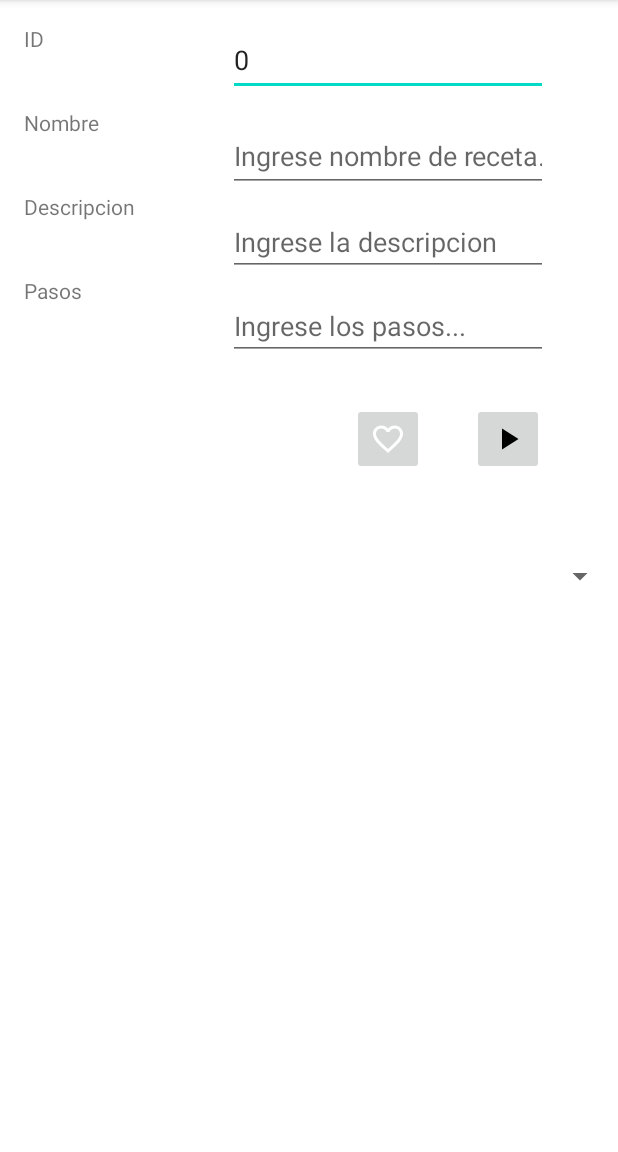
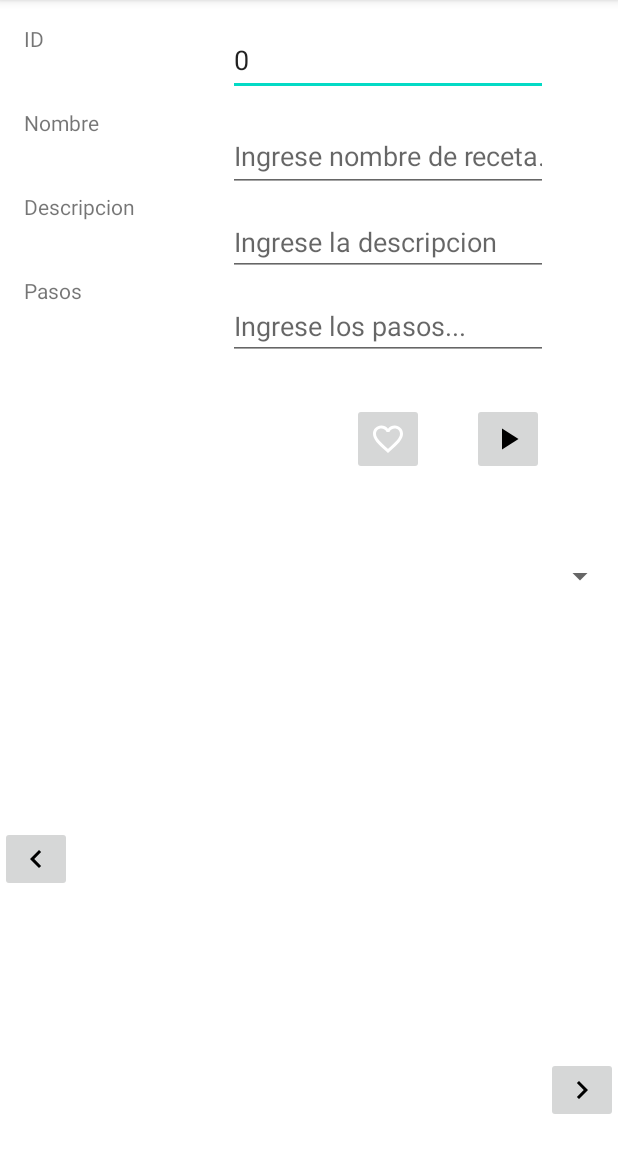
Before and after one commit to gd19016/RecipeSV, an Android app: the fragment VerRecetaFragment shown on its own in the app's theme, on a phone screen of 412 x 824 dp, the part 84-1236 px from its top. Run offline under Robolectric (Android 15) with nearby library versions, the phone set to English and light mode, and no system bars.

Commit message:
Visualización individual de pasos de una receta

```diff
--- a/app/src/main/java/sv/edu/ues/fia/eisi/recipesv/ui/inicio/VerRecetaFragment.kt
+++ b/app/src/main/java/sv/edu/ues/fia/eisi/recipesv/ui/inicio/VerRecetaFragment.kt
@@ -14,20 +14,18 @@ import androidx.lifecycle.ViewModelProvider
 import sv.edu.ues.fia.eisi.recipesv.R
 import sv.edu.ues.fia.eisi.recipesv.RegistroRecetaApplication
 import sv.edu.ues.fia.eisi.recipesv.db.FavoritoEntity
-import sv.edu.ues.fia.eisi.recipesv.ui.receta.RecetaViewModel
-import sv.edu.ues.fia.eisi.recipesv.ui.receta.RecetaViewModelFactory
 
 
 class VerRecetaFragment : Fragment() {
-    private lateinit var viewModel: RecetaViewModel
+    private lateinit var viewModel: InicioViewModel
     override fun onCreateView(
         inflater: LayoutInflater, container: ViewGroup?,
         savedInstanceState: Bundle?
     ): View? {
         val application = activity?.application as RegistroRecetaApplication
         viewModel = ViewModelProvider(requireActivity(),
-            RecetaViewModelFactory(application.repository)
-        ).get(RecetaViewModel::class.java)
+            InicioViewModelFactory(application.repository)
+        ).get(InicioViewModel::class.java)
         return inflater.inflate(R.layout.fragment_ver_receta, container, false)
     }
     override fun onViewCreated(view: View, savedInstanceState: Bundle?) {
@@ -37,16 +35,49 @@ class VerRecetaFragment : Fragment() {
         val iniciarButton: ImageButton = view.findViewById(R.id.btn_iniciar_conteo)
         val viewVimer: TextView = view.findViewById(R.id.view_timer)
 
+        val anteriorButton: ImageButton = view.findViewById(R.id.btn_anterior)
+        val siguienteButton: ImageButton = view.findViewById(R.id.btn_siguiente)
+
+        val tituloPaso: TextView = view.findViewById(R.id.titulo_paso)
+        val descripcionPaso: TextView = view.findViewById(R.id.descripcion_paso)
+
+        var pasosReceta: List<String>? = null
+
+        var numPasoActual: Int = 0
+        var numPasosTotales: Int = 0
+
         val receta = viewModel.recetaActual
 
         if (receta != null) {
             idReceta.isEnabled = false
             idReceta.setText(receta.idReceta.toString())
             nombre.setText(receta.nombre)
+
+            pasosReceta = receta.pasos.lines()
+
+
         } else {
             idReceta.setText("0")
             nombre.setText("")
         }
+
+        //pasosReceta.removeAll(listOf("", null))
+
+        val pasosDepurados: List<String>? = pasosReceta?.filter { !it.isNullOrEmpty() }?.toList()
+
+        /*if (pasosReceta.isNullOrEmpty()) {
+            pasosReceta.forEach {
+                pasosDepurados
+            }
+        }*/
+
+        if (pasosDepurados != null) {
+            numPasosTotales = pasosDepurados.size
+        } else {
+            numPasosTotales = 0
+            numPasoActual = 0
+        }
+
         val application = activity?.application as RegistroRecetaApplication
         val viewModelSpinner: InicioViewModel = ViewModelProvider(requireActivity(),
             InicioViewModelFactory(application.repository)
@@ -62,6 +93,44 @@ class VerRecetaFragment : Fragment() {
             spinnerArrayAdapter.setDropDownViewResource(android.R.layout.simple_spinner_dropdown_item) // The drop down view
 
             spinner.adapter = spinnerArrayAdapter
+        }
+
+        anteriorButton.setOnClickListener{
+            if (numPasosTotales == 0) {
+                Toast.makeText(requireContext(), "No hay pasos para la receta.", Toast.LENGTH_LONG).show()
+                return@setOnClickListener
+            }
+
+            if (numPasoActual == 1) {
+                Toast.makeText(requireContext(), "No hay pasos previos.", Toast.LENGTH_LONG).show()
+                return@setOnClickListener
+            }
+
+            numPasoActual -= 1
+
+            val indicePaso = numPasoActual - 1
+
+            "Paso: $numPasoActual:".also { tituloPaso.text = it }
+            descripcionPaso.text = pasosDepurados?.get(indicePaso) ?: "Detalle del paso vacío."
+        }
+
+        siguienteButton.setOnClickListener{
+            if (numPasosTotales == 0) {
+                Toast.makeText(requireContext(), "No hay pasos para la receta.", Toast.LENGTH_LONG).show()
+                return@setOnClickListener
+            }
+
+            if (numPasoActual == numPasosTotales) {
+                Toast.makeText(requireContext(), "No hay más pasos.", Toast.LENGTH_LONG).show()
+                return@setOnClickListener
+            }
+
+            numPasoActual += 1
+
+            val indicePaso = numPasoActual - 1
+
+            "Paso: $numPasoActual:".also { tituloPaso.text = it }
+            descripcionPaso.text = pasosDepurados?.get(indicePaso) ?: "Detalle del paso vacío."
         }
 
         iniciarButton.setOnClickListener{
--- a/app/src/main/java/sv/edu/ues/fia/eisi/recipesv/ui/receta/GuardarRecetaFragment.kt
+++ b/app/src/main/java/sv/edu/ues/fia/eisi/recipesv/ui/receta/GuardarRecetaFragment.kt
@@ -23,7 +23,8 @@ class GuardarRecetaFragment : Fragment() {
     ): View? {
         val application = activity?.application as RegistroRecetaApplication
         viewModel = ViewModelProvider(requireActivity(),
-            RecetaViewModelFactory(application.repository)).get(RecetaViewModel::class.java)
+            RecetaViewModelFactory(application.repository))
+            .get(RecetaViewModel::class.java)
         return inflater.inflate(R.layout.fragment_guardar_receta, container, false)
     }
     override fun onViewCreated(view: View, savedInstanceState: Bundle?) {
--- /dev/null
+++ b/app/src/main/res/drawable/ic_button_next.xml
@@ -0,0 +1,5 @@
+<vector android:height="24dp" android:tint="#000000"
+    android:viewportHeight="24" android:viewportWidth="24"
+    android:width="24dp" xmlns:android="http://schemas.android.com/apk/res/android">
+    <path android:fillColor="@android:color/white" android:pathData="M10,6L8.59,7.41 13.17,12l-4.58,4.59L10,18l6,-6z"/>
+</vector>
--- /dev/null
+++ b/app/src/main/res/drawable/ic_button_previous.xml
@@ -0,0 +1,5 @@
+<vector android:autoMirrored="true" android:height="24dp"
+    android:tint="#000000" android:viewportHeight="24"
+    android:viewportWidth="24" android:width="24dp" xmlns:android="http://schemas.android.com/apk/res/android">
+    <path android:fillColor="@android:color/white" android:pathData="M15.41,16.59L10.83,12l4.58,-4.59L14,6l-6,6 6,6 1.41,-1.41z"/>
+</vector>
--- a/app/src/main/res/layout/fragment_ver_receta.xml
+++ b/app/src/main/res/layout/fragment_ver_receta.xml
@@ -83,9 +83,9 @@
         android:hint="@string/ing_descripcion_receta"
         android:importantForAutofill="no"
         android:inputType="textMultiLine"
+        android:maxLines="3"
+        android:minLines="2"
         android:scrollbars="vertical"
-        android:minLines="2"
-        android:maxLines="3"
         app:layout_constraintStart_toEndOf="@+id/descripcion_label"
         app:layout_constraintTop_toBottomOf="@id/nombre_input" />
 
@@ -150,4 +150,40 @@
         app:layout_constraintStart_toStartOf="parent"
         app:layout_constraintTop_toTopOf="parent" />
 
+    <TextView
+        android:id="@+id/titulo_paso"
+        android:layout_width="wrap_content"
+        android:layout_height="wrap_content"
+        android:text=""
+        app:layout_constraintEnd_toEndOf="parent"
+        app:layout_constraintStart_toStartOf="parent"
+        app:layout_constraintTop_toBottomOf="@+id/spinner" />
+
+    <TextView
+        android:id="@+id/descripcion_paso"
+        android:layout_width="wrap_content"
+        android:layout_height="wrap_content"
+        android:text=""
+        app:layout_constraintBottom_toTopOf="@+id/view_timer"
+        app:layout_constraintEnd_toStartOf="@+id/btn_siguiente"
+        app:layout_constraintStart_toEndOf="@+id/btn_anterior"
+        app:layout_constraintTop_toBottomOf="@+id/titulo_paso" />
+
+    <ImageButton
+        android:id="@+id/btn_siguiente"
+        android:layout_width="wrap_content"
+        android:layout_height="wrap_content"
+        android:src="@drawable/ic_button_next"
+        app:layout_constraintBottom_toTopOf="@+id/view_timer"
+        app:layout_constraintEnd_toEndOf="parent" />
+
+    <ImageButton
+        android:id="@+id/btn_anterior"
+        android:layout_width="wrap_content"
+        android:layout_height="wrap_content"
+        android:src="@drawable/ic_button_previous"
+        app:layout_constraintBottom_toTopOf="@+id/view_timer"
+        app:layout_constraintStart_toStartOf="parent"
+        app:layout_constraintTop_toTopOf="@+id/titulo_paso" />
+
 </androidx.constraintlayout.widget.ConstraintLayout>
--- a/app/src/main/res/navigation/mobile_navigation.xml
+++ b/app/src/main/res/navigation/mobile_navigation.xml
@@ -18,7 +18,7 @@
     <fragment
         android:id="@+id/nav_ver_receta"
         android:name="sv.edu.ues.fia.eisi.recipesv.ui.inicio.VerRecetaFragment"
-        android:label="@string/gestionar_recetas"
+        android:label="@string/detalle_receta"
         tools:layout="@layout/fragment_ver_receta" />
 
     <fragment
--- a/app/src/main/res/values/strings.xml
+++ b/app/src/main/res/values/strings.xml
@@ -59,6 +59,7 @@
     <string name="iniciar_conteo_hint">Iniciar</string>
     <string name="channel_name">notif_recipesv</string>
     <string name="channel_description">Notificaciones de RecipeSV</string>
+    <string name="detalle_receta">Detalle Receta</string>
 
 
 </resources>
```
Also changed, not shown: app/src/main/res/layout/fragment_inicio.xml (+11 -1 lines).
